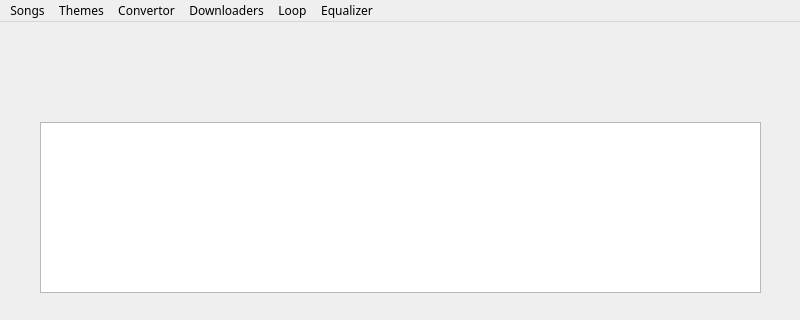
Qt form trb.ui (TheHardGamer/python-music-player) before a commit; both pictures show x 0 to 800 and y 0 to 320 of the 800 by 600 pixel window.
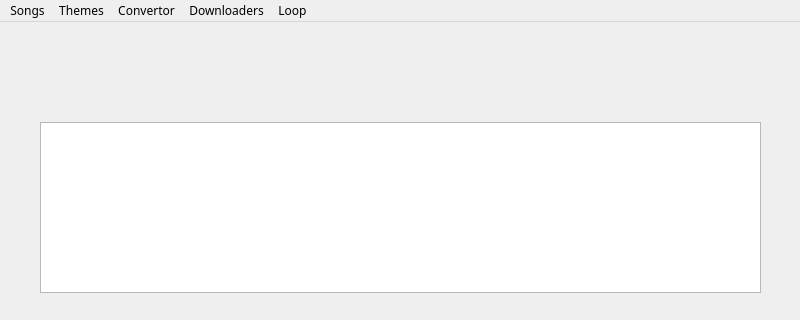
The same form after that commit. Icons and pictures are not drawn.

Commit message: [WIP]Fix issues reported by deepsource

What changed in the file:
```diff
--- a/trb.ui
+++ b/trb.ui
@@ -331,18 +331,11 @@
     <addaction name="loopall"/>
     <addaction name="looprandom"/>
    </widget>
-   <widget class="QMenu" name="menuVisualizer">
-    <property name="title">
-     <string>Equalizer</string>
-    </property>
-    <addaction name="showEq"/>
-   </widget>
    <addaction name="menuSongs"/>
    <addaction name="menuThemes"/>
    <addaction name="menuConvertor"/>
    <addaction name="menuDownloaders"/>
    <addaction name="menuLoop"/>
-   <addaction name="menuVisualizer"/>
   </widget>
   <action name="addsongs">
    <property name="checkable">
```
The commit also changes 2 other files.
